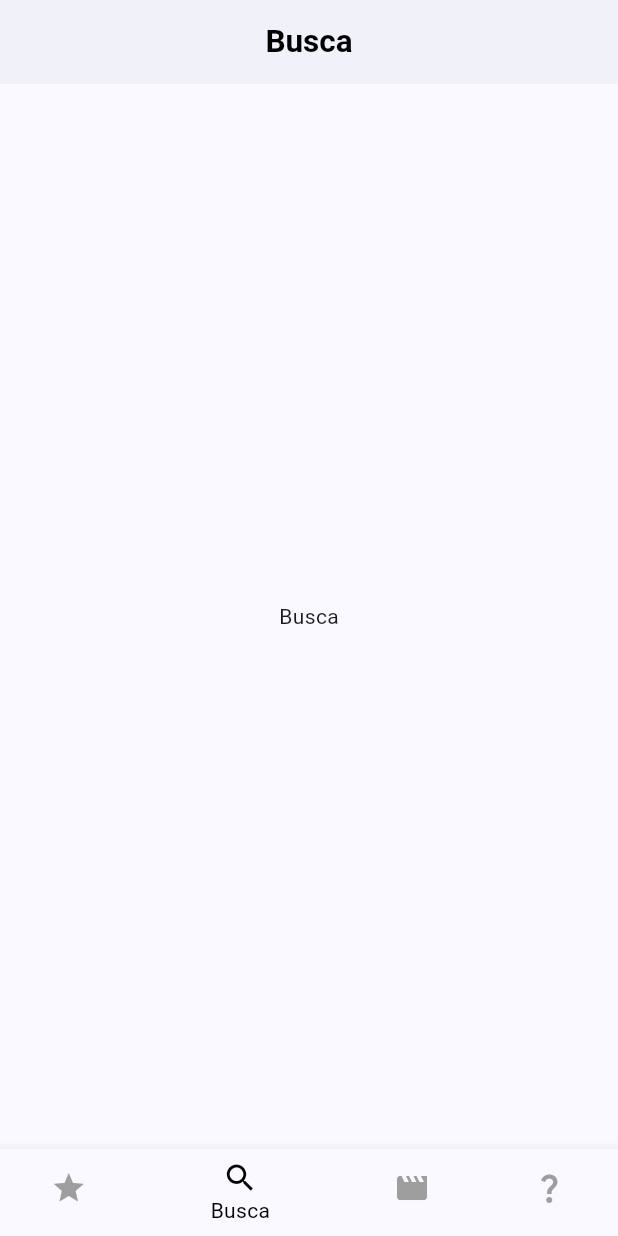
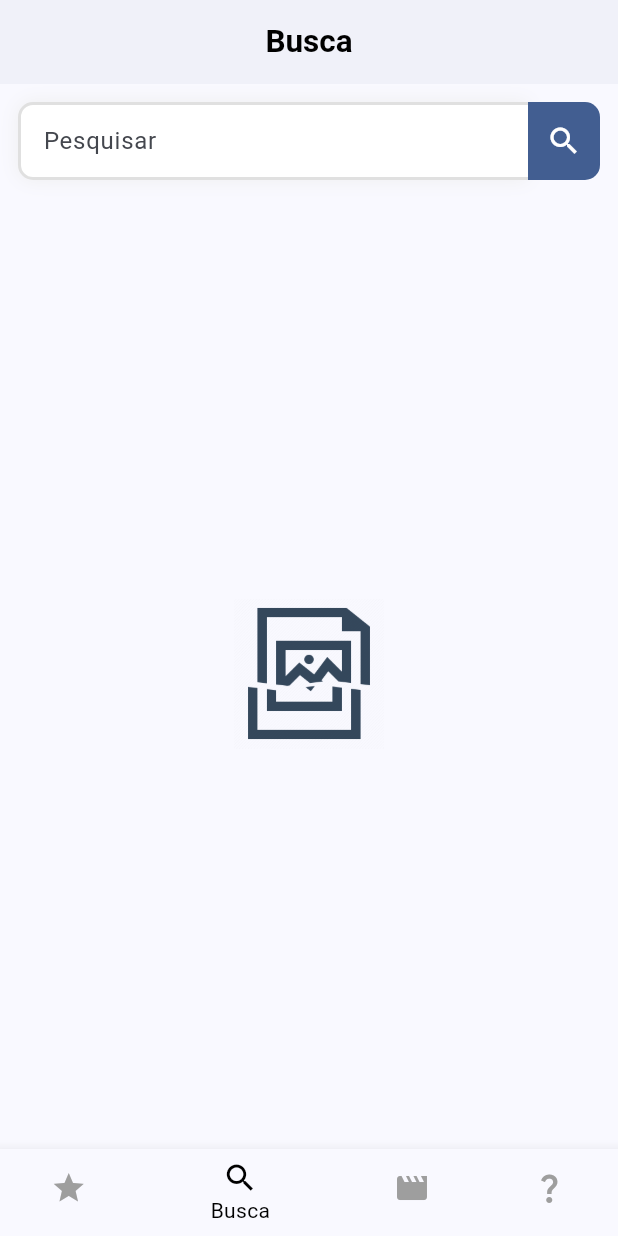
Before and after one commit to Bruno-Otavio/cinema-na-mao, a Flutter app: the screen it shows after launch, item 2 of the bottom bar chosen, on a phone screen of 412 x 824 dp. Run offline on Flutter 3.47's test engine with Material 3 defaults, Android fonts, the phone set to English and light mode, and no system bars; network calls fail.

Commit message:
Finished Project

```diff
--- /dev/null
+++ b/cinema_na_mao/lib/controller/filme_controller.dart
@@ -0,0 +1,20 @@
+import 'dart:convert';
+
+import 'package:cinema_na_mao/auth/secrets.dart';
+import 'package:http/http.dart' as http;
+import 'package:cinema_na_mao/models/filme_model.dart';
+
+class FilmeController {
+  static Future<List<Filme>> fetchFilmes(query) async {
+    final response = await http
+      .get(Uri.parse('http://www.omdbapi.com/?apikey=$apikey&s=$query'));
+
+    if (response.statusCode == 200) {
+      final List body = jsonDecode(response.body)['Search'];
+
+      return body.map((e) => Filme.fromJson(e),).toList();
+    } else {
+      throw Exception('Failed to load Movies');
+    }
+  }
+}
--- /dev/null
+++ b/cinema_na_mao/lib/models/filme_model.dart
@@ -0,0 +1,23 @@
+class Filme {
+  final String title;
+  final String poster;
+
+  const Filme({
+    required this.title,
+    required this.poster,
+  });
+
+  factory Filme.fromJson(Map<String, dynamic> json) {
+    return switch(json) {
+      {
+        'Title': String title,
+        'Poster': String poster,
+      } =>
+        Filme(
+          title: title,
+          poster: poster,
+        ),
+      _ => throw const FormatException('Failed to load movies'),
+    };
+  }
+}
--- a/cinema_na_mao/lib/screens/busca.dart
+++ b/cinema_na_mao/lib/screens/busca.dart
@@ -1,13 +1,126 @@
+import 'package:cinema_na_mao/controller/filme_controller.dart';
+import 'package:cinema_na_mao/models/filme_model.dart';
+import 'package:cinema_na_mao/widgets/filme_widget.dart';
 import 'package:flutter/material.dart';
 
-class BuscaPage extends StatelessWidget {
+class BuscaPage extends StatefulWidget {
   const BuscaPage({super.key});
+
+  @override
+  State<BuscaPage> createState() => _BuscaPageState();
+}
+
+class _BuscaPageState extends State<BuscaPage> {
+  String query = '';
+  final queryController = TextEditingController();
+
+  @override
+  void dispose() {
+    super.dispose();
+    queryController.dispose();
+  }
 
   @override
   Widget build(BuildContext context) {
     return Scaffold(
-      appBar: AppBar(title: const Text('Busca'),),
-      body: const Center(child: Text('Busca'),),
+      appBar: AppBar(
+        title: const Text('Busca'),
+      ),
+      body: Column(
+        children: [
+          _inputText(),
+          Expanded(
+            child: FutureBuilder(
+              future: FilmeController.fetchFilmes(query),
+              builder: (context, snapshot) {
+                if (snapshot.hasData) {
+                  final List<Filme> filmes = snapshot.data!;
+                  return ListView.builder(
+                    itemCount: filmes.length,
+                    itemBuilder: (context, index) {
+                      final Filme filme = filmes[index];
+                      return FilmeWidget(
+                        image: filme.poster,
+                        title: filme.title,
+                        type: 'network',
+                      );
+                    },
+                  );
+                } else if (snapshot.hasError) {
+                  return Center(
+                    child: Image.asset('lib/images/not-loaded.webp', width: 100,),
+                  );
+                }
+
+                return const Center(child: CircularProgressIndicator(),);
+              },
+            ),
+          )
+        ],
+      ),
+    );
+  }
+
+  Padding _inputText() {
+    return Padding(
+      padding: const EdgeInsets.all(12.0),
+      child: IntrinsicHeight(
+        child: Row(
+          crossAxisAlignment: CrossAxisAlignment.stretch,
+          children: [
+            Expanded(
+              child: Container(
+                decoration: BoxDecoration(
+                    color: Colors.white,
+                    border: Border(
+                      top: BorderSide(width: 2, color: Colors.grey.shade300),
+                      bottom: BorderSide(width: 2, color: Colors.grey.shade300),
+                      left: BorderSide(width: 2, color: Colors.grey.shade300),
+                    ),
+                    borderRadius: const BorderRadius.only(
+                      topLeft: Radius.circular(10),
+                      bottomLeft: Radius.circular(10),
+                    ),
+                    boxShadow: [
+                      BoxShadow(
+                          blurRadius: 10,
+                          spreadRadius: 0.0,
+                          color: Colors.grey.shade200)
+                    ]),
+                padding: const EdgeInsets.symmetric(vertical: 0, horizontal: 15),
+                child: TextField(
+                  controller: queryController,
+                  decoration: const InputDecoration(
+                    hintText: 'Pesquisar',
+                    border: InputBorder.none,
+                  ),
+                ),
+              ),
+            ),
+            IconButton(
+              onPressed: () {
+                setState(() {
+                  query = queryController.text;
+                });
+              },
+              icon: Icon(
+                Icons.search,
+                color: Theme.of(context).colorScheme.onPrimary,
+              ),
+              style: IconButton.styleFrom(
+                backgroundColor: Theme.of(context).colorScheme.primary,
+                padding: const EdgeInsets.all(12),
+                shape: const RoundedRectangleBorder(
+                  borderRadius: BorderRadius.only(
+                    topRight: Radius.circular(10),
+                    bottomRight: Radius.circular(10),
+                  ),
+                )
+              ),
+            )
+          ],
+        ),
+      ),
     );
   }
 }
--- a/cinema_na_mao/lib/widgets/filme_widget.dart
+++ b/cinema_na_mao/lib/widgets/filme_widget.dart
@@ -4,12 +4,14 @@ class FilmeWidget extends StatelessWidget {
   final String image;
   final String title;
   final String rating;
+  final String type;
 
   const FilmeWidget({
     super.key,
     required this.image,
     required this.title,
-    required this.rating,
+    this.rating = '',
+    this.type = 'asset',
   });
 
   @override
@@ -34,10 +36,15 @@ class FilmeWidget extends StatelessWidget {
                 topLeft: Radius.circular(10),
                 bottomLeft: Radius.circular(10)
               ),
-              child: Image.asset(
-                image,
-                width: 100,
-              ),
+              child: type == 'network' ?
+                Image.network(
+                  image,
+                  width: 100,
+                ) :
+                Image.asset(
+                  image,
+                  width: 100,
+                )
             ),
 
             const SizedBox(width: 25,),
--- a/cinema_na_mao/pubspec.yaml
+++ b/cinema_na_mao/pubspec.yaml
@@ -9,6 +9,7 @@ environment:
 dependencies:
   flutter:
     sdk: flutter
+  http: ^1.2.1
 
 dev_dependencies:
   flutter_test:
```
Also changed, not shown: cinema_na_mao/lib/images/not-loaded.webp (added), cinema_na_mao/pubspec.lock.
